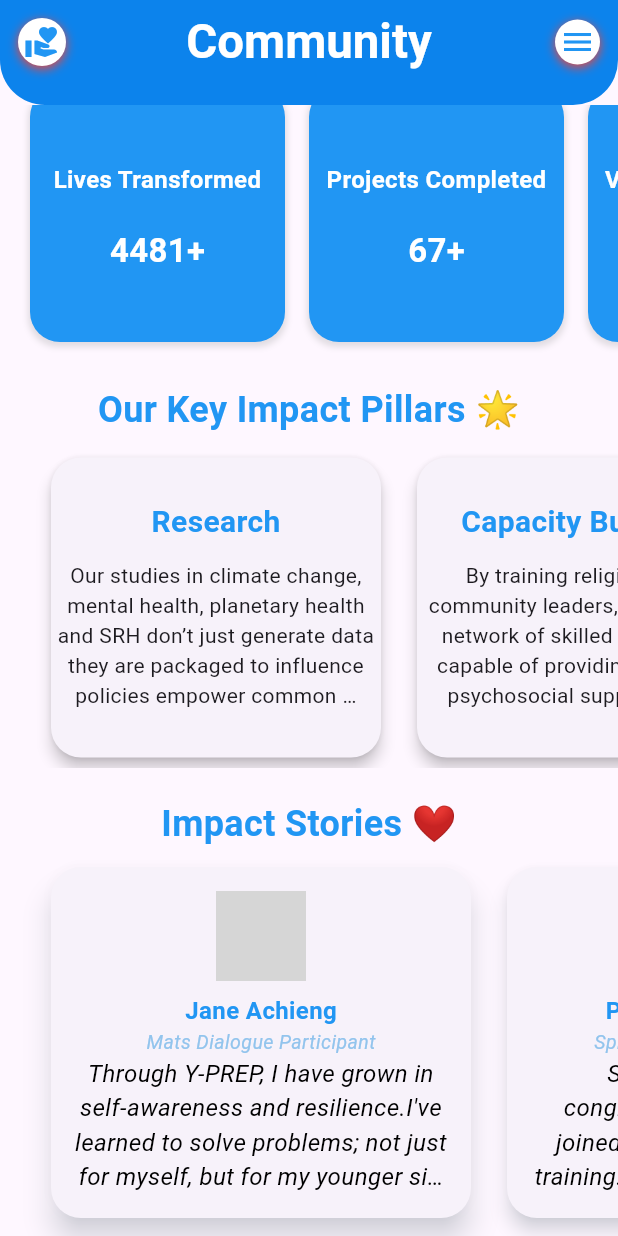
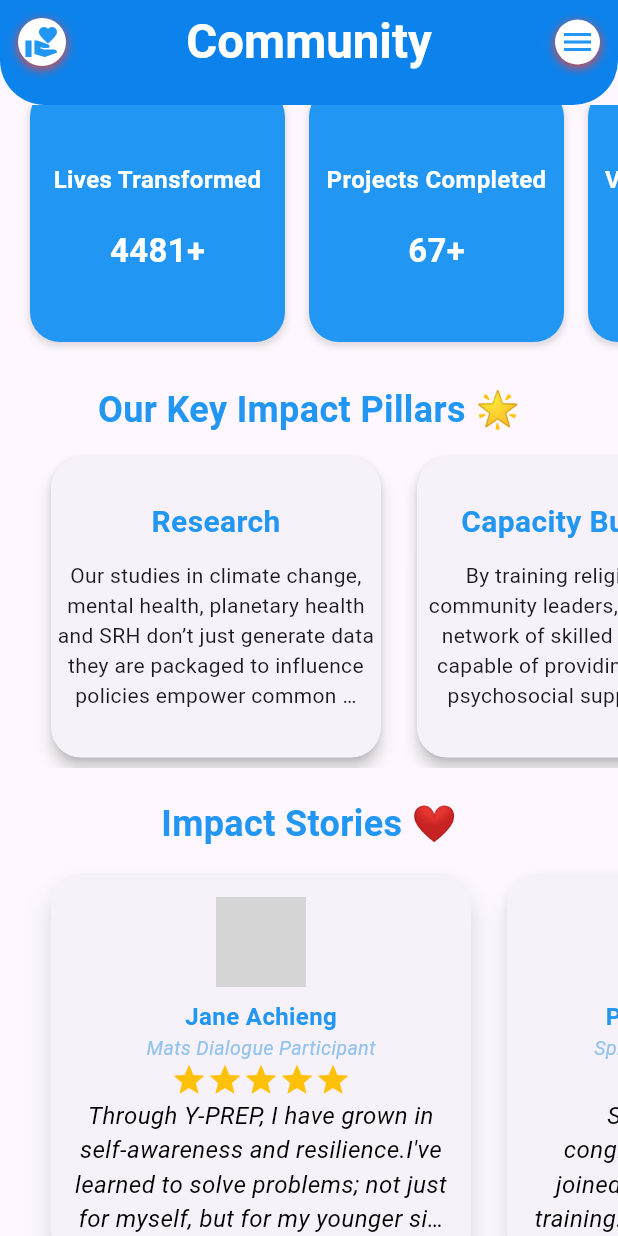
Before and after one commit to Yvonne-Wanja-1/Elim_trust_2, a Flutter app: the CommunityPage screen opened by its route, scrolled down 291 dp, on a phone screen of 412 x 824 dp. Run offline on Flutter 3.47's test engine with Material 3 defaults, Android fonts, the phone set to English and light mode, and no system bars; our stand-ins replace animated_text_kit, curved_navigation_bar, font_awesome_flutter; Roboto replaces fonts that are missing (Arial); grey boxes are pictures that could not be loaded.

Commit message:
added:   elim_trust_2/lib/pages/communitypage.dart

```diff
--- a/elim_trust_2/lib/pages/communitypage.dart
+++ b/elim_trust_2/lib/pages/communitypage.dart
@@ -369,8 +369,8 @@ actions: [
                       padding: const EdgeInsets.all(16.0),
                       child: Column(
                         mainAxisAlignment: MainAxisAlignment.center,
-                        children: const [
-                           CircleAvatar(
+                        children: [ // Removed const
+                           const CircleAvatar(
                             radius: 30,
                             backgroundImage: AssetImage('images/persona.png'),
                           ),
@@ -396,8 +396,18 @@ actions: [
                               ),
                             ),
                           ),
-
-                          Text(
+                          Center( // Wrap the Row with a Center widget
+                            child: Row(
+                              mainAxisSize: MainAxisSize.min, // To make the Row only as wide as its children
+                              children: List.generate(5, (index) => const Icon(
+                                Icons.star,
+                                color: Colors.amber,
+                                size: 24.0,
+                                ),
+                              ),
+                            ),
+                          ),
+                          const Text(
                             'Through Y-PREP, I have grown in self-awareness and resilience.I\'ve learned to solve problems; not just for myself, but for my younger siblings and friends too. Despite ...',
                             textAlign: TextAlign.center,
                             maxLines: 4, // Limit lines to prevent overflow
@@ -409,8 +419,6 @@ actions: [
                               color: Colors.black,
                             ),
                           ),
-                         // SizedBox(height: 3),
-
                           ],
                       ),
                     ),
@@ -432,7 +440,7 @@ actions: [
                       child: Column(
                         mainAxisAlignment: MainAxisAlignment.center,
                         children: [ // Changed to non-const to allow for variable image
-                          CircleAvatar(
+                          const CircleAvatar(
                             radius: 30,
                             backgroundImage: AssetImage('images/persona2.png'), // Placeholder for different image
                           ),
@@ -447,14 +455,23 @@ actions: [
                           ),
                           Align(
                             alignment: Alignment.center,
-                            child: Center(
-                              child: Text(
+                            child: const Text( // Removed redundant Center
                               'Spiritual Leadership Trainee', // Example role
-                                style: const TextStyle(
+                              style: TextStyle(
                                 fontFamily: 'Arial',
                                 fontStyle: FontStyle.italic,
                                 fontSize: 13,
                                 color: Color.fromARGB(255, 146, 196, 237), // Match first card
+                              ),
+                            ),
+                          ),
+                          Center( // Wrap the Row with a Center widget
+                            child: Row(
+                              mainAxisSize: MainAxisSize.min, // To make the Row only as wide as its children
+                              children: List.generate(5, (index) => const Icon(
+                                Icons.star,
+                                color: Colors.amber,
+                                size: 24.0,
                                 ),
                               ),
                             ),
@@ -492,13 +509,13 @@ actions: [
                       child: Column(
                         mainAxisAlignment: MainAxisAlignment.center,
                         children: [ // Changed to non-const to allow for variable image
-                          CircleAvatar(
+                          const CircleAvatar(
                             radius: 30,
                             backgroundImage: AssetImage('images/persona3.png'), // Placeholder for different image
                           ),
                           SizedBox(height: 8),
                           Text(
-                            'Jane Achieng',
+                            'Jane Achieng ',
                             style: const TextStyle(
                               fontSize: 16,
                               fontWeight: FontWeight.bold,
@@ -507,7 +524,7 @@ actions: [
                           ),
                           Align(
                             alignment: Alignment.center,
-                            child: Text(
+                            child: const Text( // Removed redundant Center
                               'Mats Dialogue Participant',
                               style: const TextStyle(
                                 fontFamily: 'Arial',
@@ -517,6 +534,21 @@ actions: [
                               ),
                             ),
                           ),
+
+                          Center( // Wrap the Row with a Center widget
+                            child: Row(
+                              mainAxisSize: MainAxisSize.min, // To make the Row only as wide as its children
+                              children: List.generate(5, (index) => const Icon(
+                                Icons.star,
+                                color: Colors.amber,
+                                size: 24.0,
+                                ),
+                              ),
+                            ),
+                          ),
+                          const SizedBox(height: 8), // Added some space between stars and text
+
+
                            const Text( // Example story text
                             'At 17, Achieng faced trauma and isolation as a teen mother. Through Elim Trust\'s MATS Dialogue program, she found a supportive community, regained her confidence, and is now pursuing her education.',
                             textAlign: TextAlign.center,
@@ -534,20 +566,17 @@ actions: [
                       ),
                     ),
                   ),
+                ), // Closes third GestureDetector
+              ],
+            ), // Closes Row for Impact Stories
+          ), // Closes SingleChildScrollView for Impact Stories
+        ], // Closes children of the main Column
       ),
+       ), // Closes the main Column
+    ); // Closes the body's SingleChildScrollView
+  }
 
-
-              ], // Closes children of "Our Partners" Row
-            ), // Closes "Our Partners" Row
-      ),
-          ],
-        ),
-      ),
-    );
-
-
-
-  } // build method
+  @override
 
   void dispose() {
     _animationController.dispose();
```
Lines whose indentation alone changed are shown as unchanged.
